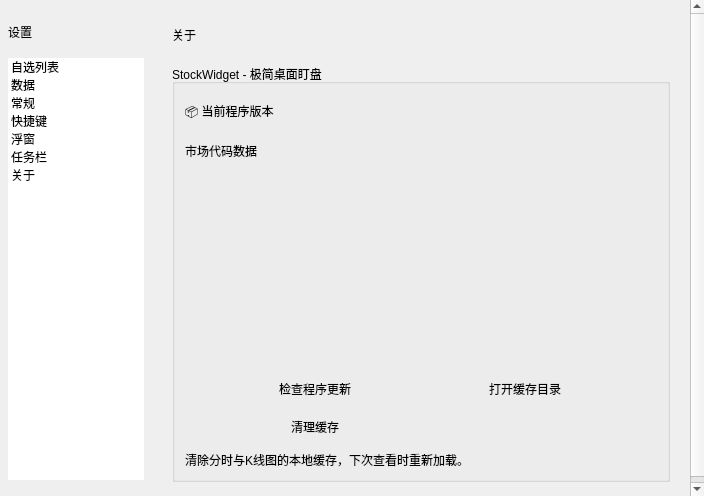
Qt form stockwidget/ui/generated/settings.ui (sbr0574/StockWidget) before a commit.
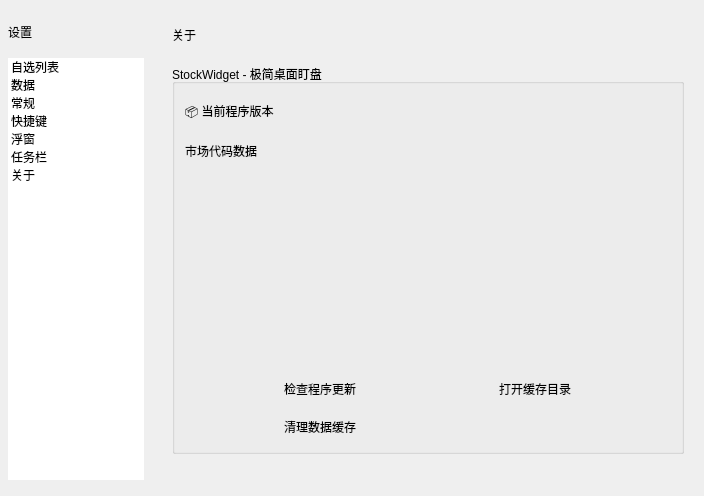
The same form after that commit. The open tabs and pages were chosen to show the change. Icons and pictures are not drawn. Custom widgets are drawn as their Qt base class.

Commit message: ui: simplify cache action and label daily chart button

The edit to the form file:
```diff
--- a/stockwidget/ui/generated/settings.ui
+++ b/stockwidget/ui/generated/settings.ui
@@ -7502,7 +7502,7 @@
                 <item row="1" column="0">
                  <widget class="QPushButton" name="btn_clear_cache">
                   <property name="text">
-                   <string>清理缓存</string>
+                   <string>清理数据缓存</string>
                   </property>
                   <property name="toolTip">
                    <string>清除分时与K线图的本地缓存，下次查看时重新加载。</string>
@@ -7529,25 +7529,6 @@
                 </item>
                </layout>
               </item>
-              <item>
-               <widget class="QLabel" name="label_cache_state">
-                <property name="text">
-                 <string>清除分时与K线图的本地缓存，下次查看时重新加载。</string>
-                </property>
-                <property name="wordWrap">
-                 <bool>true</bool>
-                </property>
-                <property name="settingDescription" stdset="0">
-                 <bool>true</bool>
-                </property>
-                <property name="maximumSize">
-                 <size>
-                  <width>310</width>
-                  <height>16777215</height>
-                 </size>
-                </property>
-               </widget>
-              </item>
              </layout>
             </widget>
            </item>
```
The commit also changes 7 other files.
